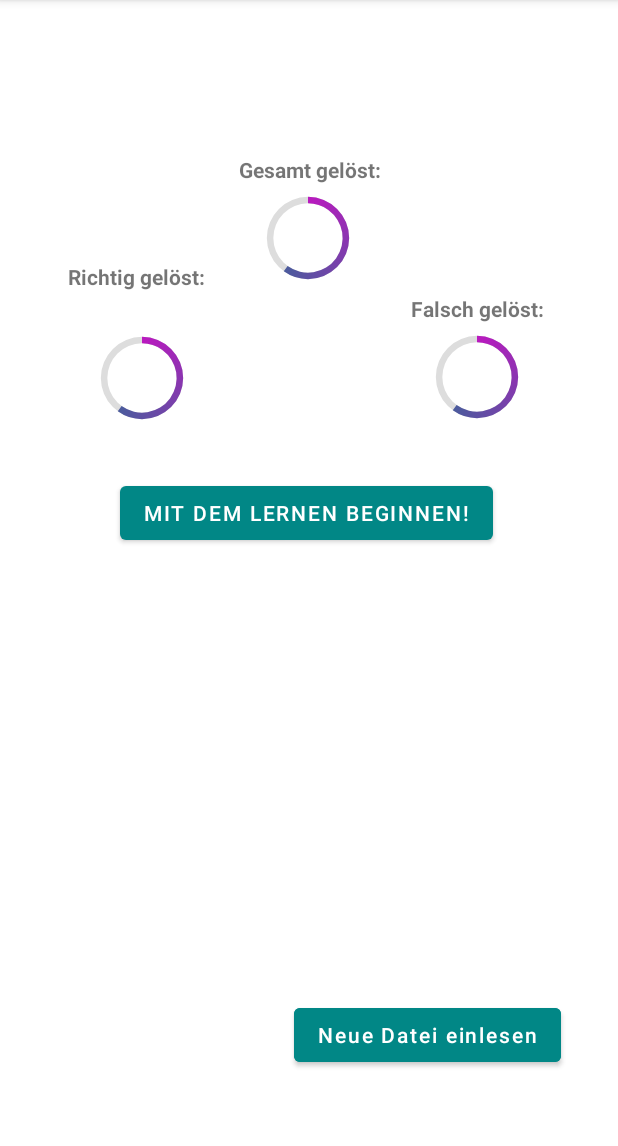
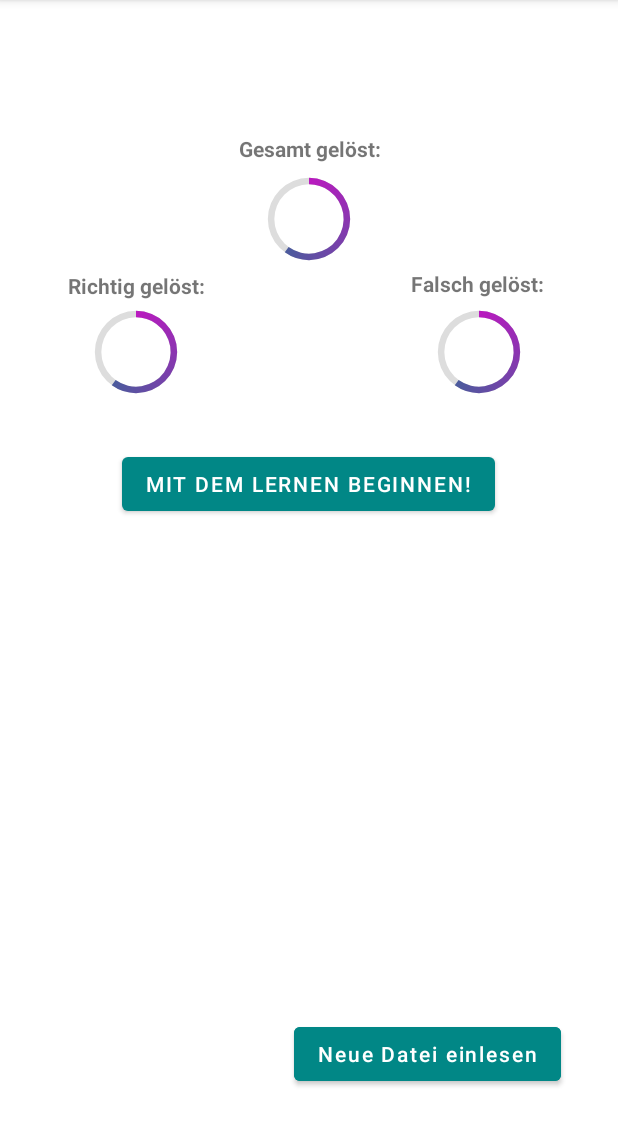
Before and after one commit to DasImperialeEtwas/Vokabeltrainer, an Android app: the screen it shows after launch (MainActivity), on a phone screen of 412 x 824 dp, the part 84-1230 px from its top. Run offline under Robolectric (Android 15) with nearby library versions, the phone set to English and light mode, and no system bars; 2 statements that could not run were skipped.

Commit message:
Finish 4:

```diff
--- a/app/src/main/java/de/brinkhaus/vokabeltrainer/MainActivity.java
+++ b/app/src/main/java/de/brinkhaus/vokabeltrainer/MainActivity.java
@@ -28,7 +28,7 @@ import java.util.ArrayList;
 import java.util.Scanner;
 
 
-/**
+/*
  * Main activity of the app.
  */
 public class MainActivity extends AppCompatActivity {
@@ -36,7 +36,7 @@ public class MainActivity extends AppCompatActivity {
     ArrayList<String> allVocabs = new ArrayList<>();
     private int correct = 0;
     private int incorrect = 0;
-    private int counter = 3;
+    private int counter = 16;
     private int numOfRounds = 0;
 
 
@@ -70,12 +70,7 @@ public class MainActivity extends AppCompatActivity {
         numOfRounds = d.getExtras().getInt("Runden");*/
     }
 
-    public void inputFile(View view){
-        Intent aa = new Intent(MainActivity.this, InputDataExtern.class);
-        startActivity(aa);
-    }
-
-    /**
+    /*
      * Check if files exist, if not create them
      * Directory gets created, File gets created.
      *Line 70: scanner reads the csv file and adds them to "allVocabs"
@@ -108,15 +103,24 @@ public class MainActivity extends AppCompatActivity {
 
                 //OutputStreamWriter outputStreamWriter = new OutputStreamWriter(Environment.openFileOutput(datafile));
                 FileOutputStream fileOutputStream = new FileOutputStream(datafile);
-                fileOutputStream.write("hello;hallo;0\nyou;du;0\nhuman;Mensch;0\ntrain;zug;0\niron;eisen;0\nfox;fuchs;0\nmobile phone;handy;0\nbucket;eimer;0".getBytes());
+                fileOutputStream.write(("hello;hallo;0\nyou;du;0\nhuman;Mensch;0\ntrain;zug;0\n" +
+                        "iron;eisen;0\nfox;fuchs;0\nmobile phone;handy;0\nbucket;eimer;0\npillow;" +
+                        "kissen;0\nwindow;fenster;0\nbear;Bär;0\ncandle;Kerze;0\nnitron;Nitrat;0\ntablet;" +
+                        "Tablet;0\nrunning;rennen;0\nwalking;laufen;0").getBytes());
             } catch (IOException e) {
                 throw new RuntimeException(e);
             }
         }
     }
 
+    public void inputFile(View view){
+        Intent aa = new Intent(MainActivity.this, InputDataExtern.class);
+        startActivity(aa);
+    }
+
     /*
      * Menu gets created and linked to the about page
+     * Build with the help of a Tutorial by www.riptutorial.com
      */
     @Override
     public boolean onCreateOptionsMenu(Menu menu) {
--- a/app/src/main/java/de/brinkhaus/vokabeltrainer/ViewInformation.java
+++ b/app/src/main/java/de/brinkhaus/vokabeltrainer/ViewInformation.java
@@ -25,9 +25,6 @@ public class ViewInformation extends AppCompatActivity {
 
     /*
      * This method is called when the activity is first created.
-     * After API 23 the permission request for accessing external storage is changed
-     * Before API 23 permission request is asked by the user during installation of app
-     * After API 23 permission request is asked at runtime
      * */
     private final int counter = 6;
     private int numOfRounds = 0;
@@ -230,6 +227,7 @@ public class ViewInformation extends AppCompatActivity {
             b.putExtra("Incorrect",incorrect);
             b.putExtra("Runden", numOfRounds);
             b.putExtra("Counter", counter);
+            b.putExtra("allVocabs", allVocabs);
 
             File datadirectory = Environment.getExternalStoragePublicDirectory("/VocTrainer/");
             File datafile = new File(datadirectory, "vocabulary.csv");
--- a/app/src/main/res/layout/activity_input_data_extern.xml
+++ b/app/src/main/res/layout/activity_input_data_extern.xml
@@ -66,7 +66,7 @@
             android:ems="10"
             android:inputType="text"
             android:minHeight="48dp"
-            android:text="@string/input_language_1"
+            android:onClick="inputVocabs1"
             app:layout_constraintEnd_toEndOf="@+id/imageView"
             app:layout_constraintStart_toEndOf="@+id/imageView"
             app:layout_constraintTop_toTopOf="parent" />
@@ -92,7 +92,6 @@
             android:ems="10"
             android:inputType="text"
             android:minHeight="48dp"
-            android:text="@string/input_language_2"
             app:layout_constraintBottom_toBottomOf="parent"
             app:layout_constraintEnd_toEndOf="@+id/imageView"
             app:layout_constraintStart_toEndOf="@+id/imageView" />
--- a/app/src/main/res/layout/activity_main.xml
+++ b/app/src/main/res/layout/activity_main.xml
@@ -10,14 +10,12 @@
 
     <androidx.appcompat.widget.Toolbar
         android:id="@+id/toolbar"
-        android:layout_width="0dp"
+        android:layout_width="411dp"
         android:layout_height="wrap_content"
-        android:layout_marginBottom="43dp"
         android:background="@color/teal_700"
         android:minHeight="?attr/actionBarSize"
         android:theme="?attr/actionBarTheme"
         android:visibility="invisible"
-        app:layout_constraintBottom_toTopOf="@+id/textView4"
         app:layout_constraintEnd_toEndOf="parent"
         app:layout_constraintStart_toStartOf="parent"
         app:layout_constraintTop_toTopOf="parent" />
@@ -27,41 +25,44 @@
         android:layout_width="wrap_content"
         android:layout_height="wrap_content"
         android:layout_marginEnd="38dp"
-        android:layout_marginBottom="52dp"
+        android:layout_marginBottom="41dp"
         android:backgroundTint="@color/teal_700"
         android:onClick="inputFile"
         android:text="@string/file"
         android:textAllCaps="false"
         app:layout_constraintBottom_toBottomOf="parent"
-        app:layout_constraintEnd_toEndOf="parent"
-        app:layout_constraintTop_toBottomOf="@+id/start_button" />
+        app:layout_constraintEnd_toEndOf="parent" />
 
     <Button
         android:id="@+id/start_button"
         android:layout_width="wrap_content"
         android:layout_height="wrap_content"
-        android:layout_marginStart="20dp"
-        android:layout_marginBottom="298dp"
+        android:layout_marginStart="80dp"
+        android:layout_marginTop="29dp"
+        android:layout_marginEnd="81dp"
         android:text="@string/start_button"
         android:textAllCaps="true"
-        app:layout_constraintBottom_toTopOf="@+id/new_file"
-        app:layout_constraintStart_toStartOf="@+id/progressBar_right"
-        app:layout_constraintTop_toBottomOf="@+id/progressBar_right" />
+        app:layout_constraintEnd_toEndOf="parent"
+        app:layout_constraintStart_toStartOf="parent"
+        app:layout_constraintTop_toBottomOf="@+id/progressBar_false" />
 
     <ProgressBar
         android:id="@+id/progressBar_all"
         style="@style/CircularDeterminateProgressBar"
         android:layout_width="69dp"
         android:layout_height="69dp"
-        android:layout_marginEnd="34dp"
+        android:layout_marginStart="171dp"
+        android:layout_marginTop="2dp"
+        android:layout_marginEnd="171dp"
+        android:layout_marginBottom="118dp"
         android:indeterminateOnly="false"
         android:max="100"
         android:progress="60"
         android:progressDrawable="@drawable/circle"
         android:rotation="0"
-        app:layout_constraintBottom_toBottomOf="@+id/textView2"
-        app:layout_constraintEnd_toStartOf="@+id/textView3"
-        app:layout_constraintStart_toEndOf="@+id/textView2"
+        app:layout_constraintBottom_toTopOf="@+id/start_button"
+        app:layout_constraintEnd_toEndOf="parent"
+        app:layout_constraintStart_toStartOf="parent"
         app:layout_constraintTop_toBottomOf="@+id/textView4"
         tools:progress="60" />
 
@@ -70,13 +71,14 @@
         style="@style/CircularDeterminateProgressBar"
         android:layout_width="69dp"
         android:layout_height="69dp"
-        android:layout_marginEnd="59dp"
+        android:layout_marginStart="159dp"
+        android:layout_marginTop="1dp"
+        android:layout_marginEnd="58dp"
         android:indeterminateOnly="false"
         android:max="100"
         android:progress="60"
         android:progressDrawable="@drawable/circle"
         android:rotation="0"
-        app:layout_constraintBottom_toBottomOf="@+id/progressBar_right"
         app:layout_constraintEnd_toEndOf="parent"
         app:layout_constraintStart_toEndOf="@+id/progressBar_right"
         app:layout_constraintTop_toBottomOf="@+id/textView3"
@@ -86,43 +88,41 @@
         android:id="@+id/textView4"
         android:layout_width="wrap_content"
         android:layout_height="wrap_content"
-        android:layout_marginEnd="20dp"
-        android:layout_marginBottom="50dp"
+        android:layout_marginStart="158dp"
+        android:layout_marginTop="33dp"
+        android:layout_marginEnd="157dp"
         android:text="@string/end_all"
         android:textStyle="bold"
-        app:layout_constraintBottom_toTopOf="@+id/textView2"
-        app:layout_constraintEnd_toStartOf="@+id/textView3"
+        app:layout_constraintEnd_toEndOf="parent"
+        app:layout_constraintStart_toStartOf="parent"
         app:layout_constraintTop_toBottomOf="@+id/toolbar" />
 
     <TextView
         android:id="@+id/textView3"
         android:layout_width="wrap_content"
         android:layout_height="wrap_content"
+        android:layout_marginTop="179dp"
         android:layout_marginEnd="49dp"
         android:text="@string/end_false"
         android:textStyle="bold"
-        app:layout_constraintBottom_toTopOf="@+id/progressBar_right"
         app:layout_constraintEnd_toEndOf="parent"
-        app:layout_constraintStart_toEndOf="@+id/progressBar_all"
-        app:layout_constraintTop_toBottomOf="@+id/textView2" />
+        app:layout_constraintTop_toTopOf="parent" />
 
     <ProgressBar
         android:id="@+id/progressBar_right"
         style="@style/CircularDeterminateProgressBar"
         android:layout_width="69dp"
         android:layout_height="69dp"
-        android:layout_marginStart="60dp"
-        android:layout_marginEnd="154dp"
-        android:layout_marginBottom="29dp"
+        android:layout_marginStart="56dp"
+        android:layout_marginBottom="30dp"
         android:indeterminateOnly="false"
         android:max="100"
         android:progress="60"
         android:progressDrawable="@drawable/circle"
         android:rotation="0"
         app:layout_constraintBottom_toTopOf="@+id/start_button"
-        app:layout_constraintEnd_toStartOf="@+id/progressBar_false"
         app:layout_constraintStart_toStartOf="parent"
-        app:layout_constraintTop_toBottomOf="@+id/textView3"
+        app:layout_constraintTop_toBottomOf="@+id/textView2"
         tools:progress="60" />
 
     <TextView
@@ -130,12 +130,9 @@
         android:layout_width="wrap_content"
         android:layout_height="wrap_content"
         android:layout_marginStart="45dp"
-        android:layout_marginEnd="34dp"
         android:text="@string/end_true"
         android:textStyle="bold"
-        app:layout_constraintBottom_toTopOf="@+id/textView3"
-        app:layout_constraintEnd_toStartOf="@+id/progressBar_all"
         app:layout_constraintStart_toStartOf="parent"
-        app:layout_constraintTop_toBottomOf="@+id/textView4" />
+        app:layout_constraintTop_toBottomOf="@+id/progressBar_all" />
 
 </androidx.constraintlayout.widget.ConstraintLayout>
--- a/app/src/main/res/layout/activity_results.xml
+++ b/app/src/main/res/layout/activity_results.xml
@@ -4,7 +4,8 @@
     xmlns:tools="http://schemas.android.com/tools"
     android:layout_width="match_parent"
     android:layout_height="match_parent"
-    tools:context=".Results">
+    tools:context=".Results"
+    tools:ignore="ExtraText">
 
     <androidx.appcompat.widget.Toolbar
         android:id="@+id/toolbar3"
@@ -30,6 +31,7 @@
         app:layout_constraintStart_toStartOf="parent"
         app:layout_constraintTop_toBottomOf="@+id/toolbar3" />
 
+    //Design of the Progressbars and their xmls are inspired and made with a tutorial by www.geeksforgeeks.org
     <ProgressBar
         android:id="@+id/progressBar_right"
         style="@style/CircularDeterminateProgressBar"
@@ -134,5 +136,4 @@
         android:textAllCaps="false"
         app:layout_constraintBottom_toBottomOf="parent"
         app:layout_constraintEnd_toEndOf="parent" />
-
 </androidx.constraintlayout.widget.ConstraintLayout>
--- a/app/src/main/res/values/strings.xml
+++ b/app/src/main/res/values/strings.xml
@@ -15,7 +15,7 @@
     <string name="end_back">Zurück zur Startseite</string>
     <string name="input_anweisung">Gib hier deine Vokabeln ein:</string>
     <string name="input_save">Speichern</string>
-    <string name="input_alternative">Alternativ kannst du ganz leicht mit Exel deine eigene Datei erstellen.Schreibe dazu deine Vokabeln je Sprache in eine Zeile und setze hinter beide Sprache jeweils eine null (Beispiel: Spalte eins: Deutsch, Spalte zwei: Englisch, Spalte drei: 0) Gib dieser Datei den Namen "vocabulary.csv" und lege sie in deinem Laufwert in den Ordner "VocTrainer". Beim Starten der App wird diese Datei dann erkannt und eingelesen.</string>
+    <string name="input_alternative">Alternativ kannst du ganz leicht mit Exel deine eigene Datei erstellen.Schreibe dazu deine Vokabeln in eine Spalte und trenne die Wörter durch ein Semikolon (;).Setze hinter beide Sprache eine Null (Beispiel: deutsch;german;0) Gib dieser Datei den Namen "vocabulary.csv" und lege sie in deinem Laufwert in den Ordner "VocTrainer". Beim Starten der App wird diese Datei dann erkannt und eingelesen.</string>
     <string name="input_language_2">Sprache 2</string>
     <string name="input_language_1">Sprache 1</string>
 </resources>
```
Also changed, not shown: app/src/main/java/de/brinkhaus/vokabeltrainer/AboutActivity.java (+8 -0 lines), app/src/main/java/de/brinkhaus/vokabeltrainer/InputDataExtern.java (+36 -16 lines), app/src/main/java/de/brinkhaus/vokabeltrainer/Results.java (+8 -2 lines), app/src/main/res/layout/activity_about.xml (+18 -4 lines).
